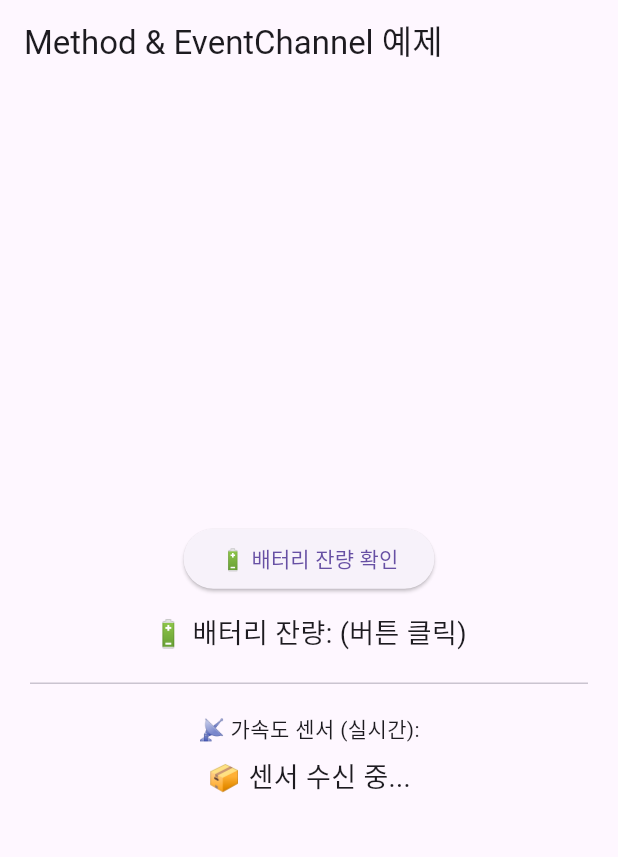
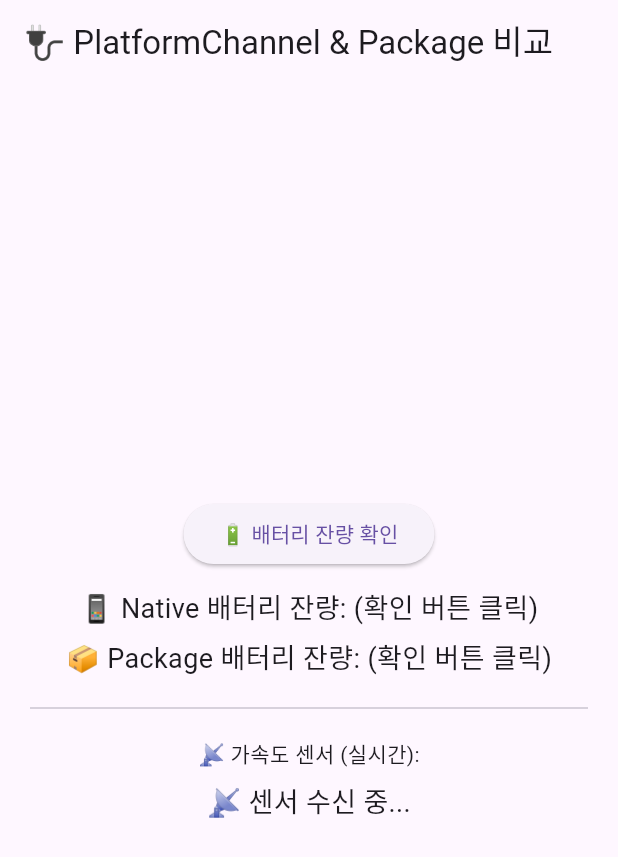
Before and after one commit to cjfal2/flutter_platform_channel, a Flutter app: the screen it shows after launch, after a tap on "🔋 배터리 잔량 확인", on a phone screen of 412 x 824 dp. Shown: the top 857 px of the screen. Run offline on Flutter 3.47's test engine with Material 3 defaults, Android fonts, the phone set to English and light mode, and no system bars; missing offline and left inert: battery_level_plus.

Commit message:
배포한 패키지 추가

```diff
--- a/lib/main.dart
+++ b/lib/main.dart
@@ -1,5 +1,6 @@
 import 'package:flutter/material.dart';
 import 'package:flutter/services.dart';
+import 'package:battery_level_plus/battery_level_plus.dart'; // 🔋 패키지 import
 
 void main() {
   runApp(const MyApp());
@@ -30,8 +31,9 @@ class _HomePageState extends State<HomePage> {
   static const _accelChannel =
       EventChannel('samples.flutter.dev/accelerometer'); // 이벤트 채널 생성
 
-  String _battery = '🔋 배터리 잔량: (버튼 클릭)';
-  String _accelData = '📦 센서 수신 중...';
+  String _batteryNative = '📱 Native 배터리 잔량: (확인 버튼 클릭)';
+  String _batteryPackage = '📦 Package 배터리 잔량: (확인 버튼 클릭)';
+  String _accelData = '📡 센서 수신 중...';
 
   @override
   void initState() {
@@ -49,17 +51,24 @@ class _HomePageState extends State<HomePage> {
     });
   }
 
-  // 배터리 정보 MethodChannel 요청
+  /// 배터리 정보를 Native (PlatformChannel) + Package 방식으로 모두 가져옴
   Future<void> _getBatteryLevel() async {
     try {
-      final int result =
-          await _batteryChannel.invokeMethod('getBatteryLevel'); // 호출 메서드
+      // 🧑‍💻 Native 메서드 채널 방식
+      final int nativeLevel =
+          await _batteryChannel.invokeMethod('getBatteryLevel');
+
+      // 📦 배포한 battery_level_plus 패키지 사용
+      final int packageLevel = await BatteryLevelPlus.getBatteryLevel();
+
       setState(() {
-        _battery = '🔋 배터리 잔량: $result%';
+        _batteryNative = '📱 Native 배터리 잔량: $nativeLevel%';
+        _batteryPackage = '📦 Package 배터리 잔량: $packageLevel%';
       });
     } on PlatformException catch (e) {
       setState(() {
-        _battery = '⚠️ 오류: ${e.message}';
+        _batteryNative = '⚠️ 오류(Native): ${e.message}';
+        _batteryPackage = '⚠️ 오류(Package): ${e.message}';
       });
     }
   }
@@ -67,7 +76,7 @@ class _HomePageState extends State<HomePage> {
   @override
   Widget build(BuildContext context) {
     return Scaffold(
-      appBar: AppBar(title: const Text('Method & EventChannel 예제')),
+      appBar: AppBar(title: const Text('🔌 PlatformChannel & Package 비교')),
       body: Padding(
         padding: const EdgeInsets.all(20),
         child: Column(
@@ -78,7 +87,9 @@ class _HomePageState extends State<HomePage> {
               child: const Text('🔋 배터리 잔량 확인'),
             ),
             const SizedBox(height: 12),
-            Text(_battery, style: const TextStyle(fontSize: 18)),
+            Text(_batteryNative, style: const TextStyle(fontSize: 18)),
+            const SizedBox(height: 6),
+            Text(_batteryPackage, style: const TextStyle(fontSize: 18)),
             const Divider(height: 40),
             const Text('📡 가속도 센서 (실시간):'),
             const SizedBox(height: 8),
--- a/pubspec.yaml
+++ b/pubspec.yaml
@@ -34,6 +34,7 @@ dependencies:
   # The following adds the Cupertino Icons font to your application.
   # Use with the CupertinoIcons class for iOS style icons.
   cupertino_icons: ^1.0.8
+  battery_level_plus: ^0.0.1
 
 dev_dependencies:
   flutter_test:
```
Also changed, not shown: pubspec.lock.
